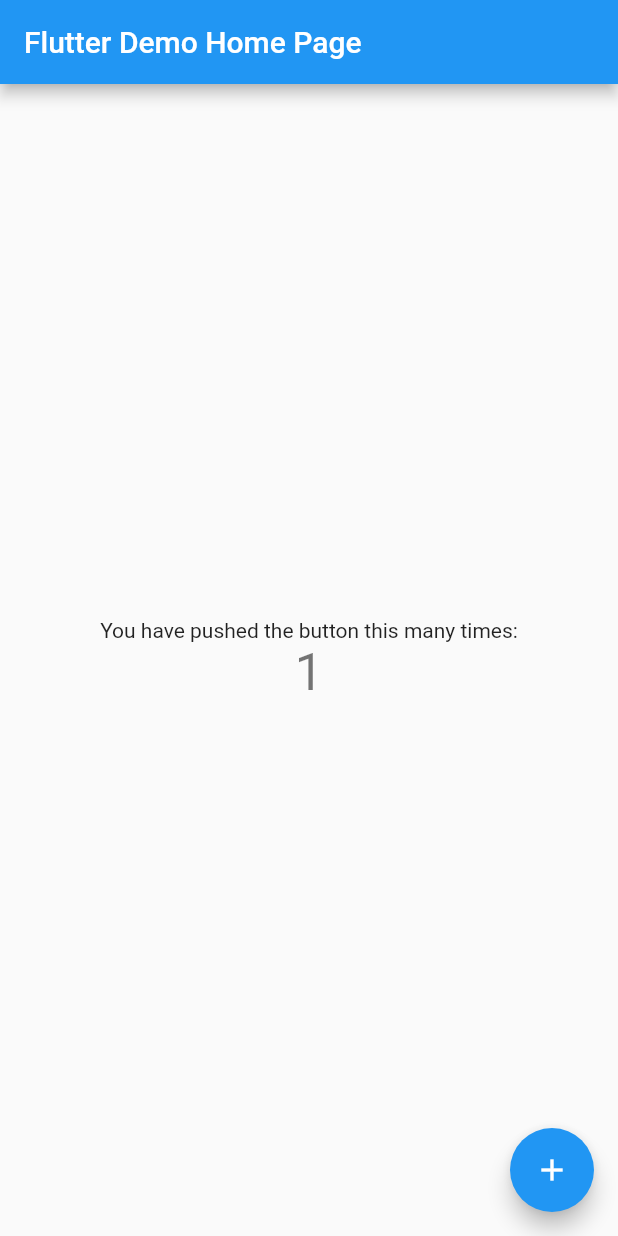
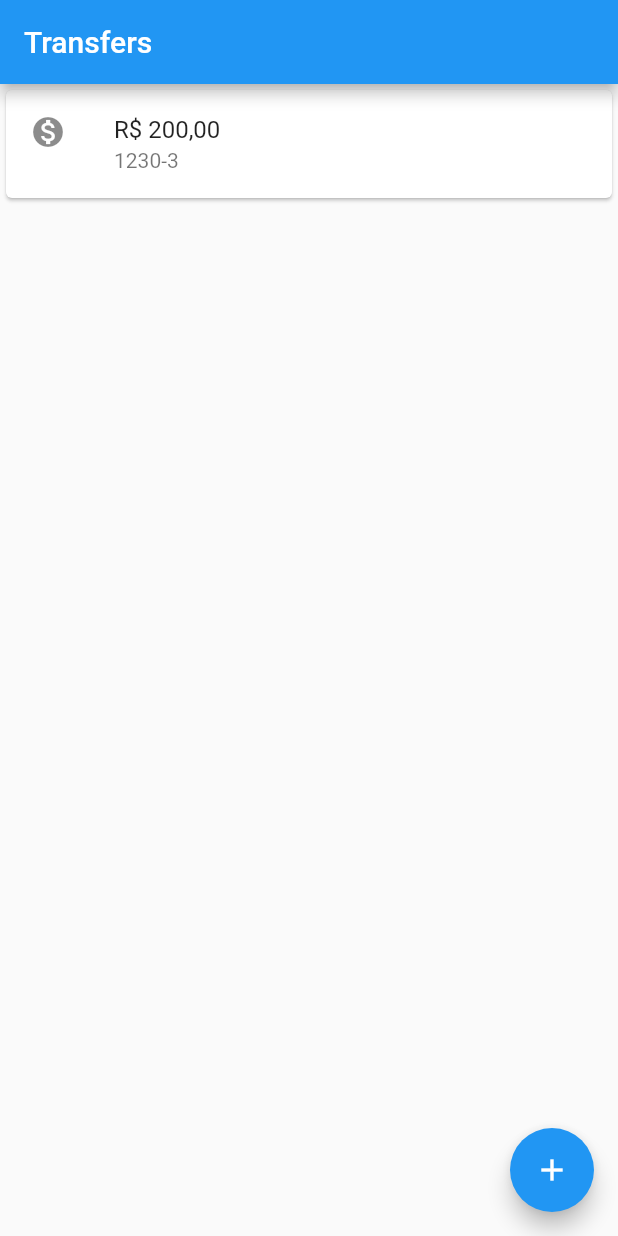
Before and after one commit to mickaelxd/bytebank, a Flutter app: the screen it shows after launch, after a tap on the "add" icon, on a phone screen of 412 x 824 dp. Run offline on Flutter 3.47's test engine with Material 2 defaults, Android fonts, the phone set to English and light mode, and no system bars.

Commit message:
Extracting Widgets

```diff
--- a/lib/main.dart
+++ b/lib/main.dart
@@ -1,113 +1,61 @@
 import 'package:flutter/material.dart';
 
-void main() {
-  runApp(MyApp());
-}
+void main() => runApp(MyApp());
 
 class MyApp extends StatelessWidget {
-  // This widget is the root of your application.
   @override
   Widget build(BuildContext context) {
     return MaterialApp(
-      title: 'Flutter Demo',
-      theme: ThemeData(
-        // This is the theme of your application.
-        //
-        // Try running your application with "flutter run". You'll see the
-        // application has a blue toolbar. Then, without quitting the app, try
-        // changing the primarySwatch below to Colors.green and then invoke
-        // "hot reload" (press "r" in the console where you ran "flutter run",
-        // or simply save your changes to "hot reload" in a Flutter IDE).
-        // Notice that the counter didn't reset back to zero; the application
-        // is not restarted.
-        primarySwatch: Colors.blue,
+      home: Scaffold(
+        appBar: AppBar(
+          title: Text('Transfers'),
+        ),
+        floatingActionButton: FloatingActionButton(
+          child: Icon(Icons.add),
+          onPressed: () {},
+        ),
+        body: TransferList(),
       ),
-      home: MyHomePage(title: 'Flutter Demo Home Page'),
     );
   }
 }
 
-class MyHomePage extends StatefulWidget {
-  MyHomePage({Key? key, required this.title}) : super(key: key);
-
-  // This widget is the home page of your application. It is stateful, meaning
-  // that it has a State object (defined below) that contains fields that affect
-  // how it looks.
-
-  // This class is the configuration for the state. It holds the values (in this
-  // case the title) provided by the parent (in this case the App widget) and
-  // used by the build method of the State. Fields in a Widget subclass are
-  // always marked "final".
-
-  final String title;
-
-  @override
-  _MyHomePageState createState() => _MyHomePageState();
-}
-
-class _MyHomePageState extends State<MyHomePage> {
-  int _counter = 0;
-
-  void _incrementCounter() {
-    setState(() {
-      // This call to setState tells the Flutter framework that something has
-      // changed in this State, which causes it to rerun the build method below
-      // so that the display can reflect the updated values. If we changed
-      // _counter without calling setState(), then the build method would not be
-      // called again, and so nothing would appear to happen.
-      _counter++;
-    });
-  }
+class TransferList extends StatelessWidget {
+  const TransferList({
+    Key? key,
+  }) : super(key: key);
 
   @override
   Widget build(BuildContext context) {
-    // This method is rerun every time setState is called, for instance as done
-    // by the _incrementCounter method above.
-    //
-    // The Flutter framework has been optimized to make rerunning build methods
-    // fast, so that you can just rebuild anything that needs updating rather
-    // than having to individually change instances of widgets.
-    return Scaffold(
-      appBar: AppBar(
-        // Here we take the value from the MyHomePage object that was created by
-        // the App.build method, and use it to set our appbar title.
-        title: Text(widget.title),
-      ),
-      body: Center(
-        // Center is a layout widget. It takes a single child and positions it
-        // in the middle of the parent.
-        child: Column(
-          // Column is also a layout widget. It takes a list of children and
-          // arranges them vertically. By default, it sizes itself to fit its
-          // children horizontally, and tries to be as tall as its parent.
-          //
-          // Invoke "debug painting" (press "p" in the console, choose the
-          // "Toggle Debug Paint" action from the Flutter Inspector in Android
-          // Studio, or the "Toggle Debug Paint" command in Visual Studio Code)
-          // to see the wireframe for each widget.
-          //
-          // Column has various properties to control how it sizes itself and
-          // how it positions its children. Here we use mainAxisAlignment to
-          // center the children vertically; the main axis here is the vertical
-          // axis because Columns are vertical (the cross axis would be
-          // horizontal).
-          mainAxisAlignment: MainAxisAlignment.center,
-          children: <Widget>[
-            Text(
-              'You have pushed the button this many times:',
-            ),
-            Text(
-              '$_counter',
-              style: Theme.of(context).textTheme.headline4,
-            ),
-          ],
+    return ListView(
+      children: [
+        TransferItem(
+          value: '200',
+          accountNumber: '1230-3',
         ),
-      ),
-      floatingActionButton: FloatingActionButton(
-        onPressed: _incrementCounter,
-        tooltip: 'Increment',
-        child: Icon(Icons.add),
-      ), // This trailing comma makes auto-formatting nicer for build methods.
+      ],
     );
   }
 }
+
+class TransferItem extends StatelessWidget {
+  String value;
+  String accountNumber;
+
+  TransferItem({
+    required this.value,
+    required this.accountNumber,
+    Key? key,
+  }) : super(key: key);
+
+  @override
+  Widget build(BuildContext context) {
+    return Card(
+      child: ListTile(
+        leading: Icon(Icons.monetization_on),
+        title: Text('R\$ $value,00'),
+        subtitle: Text(accountNumber),
+      ),
+    );
+  }
+}
```
